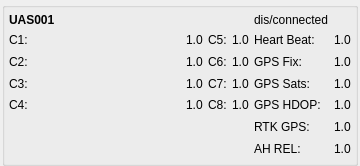
Above: src/ui/uasview3.ui from tsgao/CyPlanner before the change. Below: the same form after it.
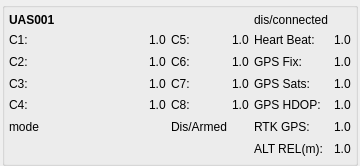
That is the form after the change.

Patch:
```diff
--- a/src/ui/uasview3.ui
+++ b/src/ui/uasview3.ui
@@ -158,7 +158,7 @@
       <item row="6" column="4">
        <widget class="QLabel" name="AHRELName">
         <property name="text">
-         <string>AH REL:</string>
+         <string>ALT REL(m):</string>
         </property>
        </widget>
       </item>
@@ -321,6 +321,20 @@
         </property>
        </widget>
       </item>
+      <item row="5" column="2">
+       <widget class="QLabel" name="armedLabel">
+        <property name="text">
+         <string>Dis/Armed</string>
+        </property>
+       </widget>
+      </item>
+      <item row="5" column="0">
+       <widget class="QLabel" name="modeLabel">
+        <property name="text">
+         <string>mode</string>
+        </property>
+       </widget>
+      </item>
      </layout>
     </widget>
    </item>
```
